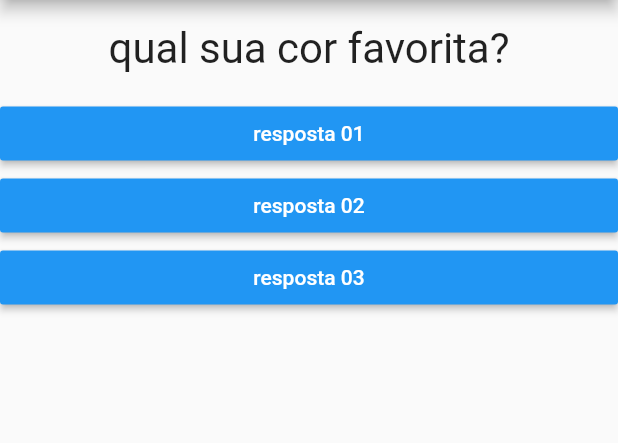
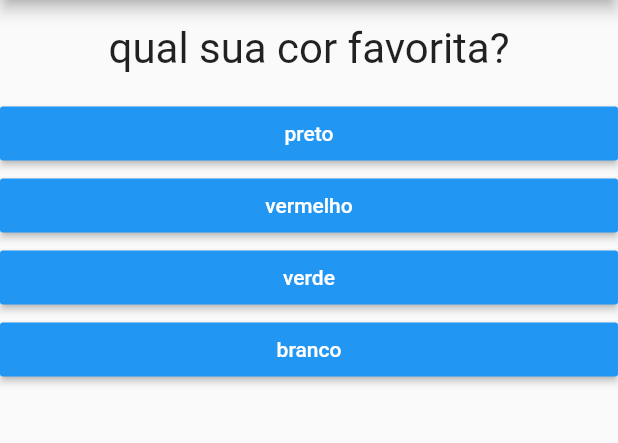
Before and after one commit to maurozem/projeto_perguntas, a Flutter app: the screen it shows after launch, on a phone screen of 412 x 824 dp, the part 84-527 px from its top. Run offline on Flutter 3.47's test engine with Material 2 defaults, Android fonts, the phone set to English and light mode, and no system bars.

Commit message:
respostas ok

```diff
--- a/lib/main.dart
+++ b/lib/main.dart
@@ -1,50 +1,70 @@
 import 'package:flutter/material.dart';
-import 'package:projeto_perguntas/questao.dart';
-import './resposta.dart';
+import './questionario.dart';
+import './resultado.dart';
 
 main() => runApp(PerguntaApp());
 
 class _PerguntaAppState extends State<PerguntaApp> {
   var _perguntaSelecionada = 0;
+  var _pontuacaoTotal = 0;
+  final _perguntas = const [
+    {
+      'texto': 'qual sua cor favorita?',
+      'respostas': [
+        {'texto': 'preto', 'pontuacao': 10},
+        {'texto': 'vermelho', 'pontuacao': 8},
+        {'texto': 'verde', 'pontuacao': 6},
+        {'texto': 'branco', 'pontuacao': 4},
+      ]
+    },
+    {
+      'texto': 'qual seu animal favorito?',
+      'respostas': [
+        {'texto': 'coelho', 'pontuacao': 5},
+        {'texto': 'cobra', 'pontuacao': 7},
+        {'texto': 'elefante', 'pontuacao': 9},
+        {'texto': 'leão', 'pontuacao': 10},
+      ]
+    },
+    {
+      'texto': 'qual seu instrutor favorito?',
+      'respostas': [
+        {'texto': 'Mariane', 'pontuacao': 9},
+        {'texto': 'João', 'pontuacao': 8},
+        {'texto': 'José', 'pontuacao': 7},
+        {'texto': 'Mauricio', 'pontuacao': 10},
+      ]
+    }
+  ];
 
-  void _responder() {
-    setState(() {
-      _perguntaSelecionada++;
-    });
-    print("\n pergunta respondida ");
-    print(_perguntaSelecionada);
+  void _responder(int pontuacao) {
+    if (temPerguntaSelecionada) {
+      setState(() {
+        _perguntaSelecionada++;
+        _pontuacaoTotal += pontuacao;
+      });
+    }
+    print(_pontuacaoTotal);
+  }
+
+  bool get temPerguntaSelecionada {
+    return _perguntaSelecionada < _perguntas.length;
   }
 
   @override
   Widget build(BuildContext context) {
-    final perguntas = [
-      {
-        'texto': 'qual sua cor favorita?',
-        'respostas': ['preto', 'vermelho', 'verde', 'branco']
-      },
-      {
-        'texto': 'qual seu animal favorito?',
-        'respostas': ['coelho', 'cobra', 'elefante', 'leão']
-      },
-      {
-        'texto': 'qual seu instrutor favorito?',
-        'respostas': ['Maria', 'João', 'Pedro', 'Mauricio']
-      }
-    ];
-
     return MaterialApp(
       home: Scaffold(
         appBar: AppBar(
           title: Text('Perguntas'),
         ),
-        body: Column(
-          children: [
-            Questao(perguntas[_perguntaSelecionada]['texto']),
-            Resposta('resposta 01', _responder),
-            Resposta('resposta 02', _responder),
-            Resposta('resposta 03', _responder)
-          ],
-        ),
+        body: temPerguntaSelecionada
+            ? Questionario(
+                perguntas: _perguntas,
+                perguntaSelecionada: _perguntaSelecionada,
+                responder: _responder,
+              )
+            : Resultado(),
       ),
     );
   }
--- /dev/null
+++ b/lib/questionario.dart
@@ -0,0 +1,38 @@
+import 'package:flutter/material.dart';
+import './questao.dart';
+import './resposta.dart';
+
+class Questionario extends StatelessWidget {
+  final int perguntaSelecionada;
+  final List<Map<String, Object>> perguntas;
+  final void Function(int pontuacao) responder;
+
+  Questionario({
+    @required this.perguntas,
+    @required this.perguntaSelecionada,
+    @required this.responder,
+  });
+
+  bool get temPerguntaSelecionada {
+    return perguntaSelecionada < perguntas.length;
+  }
+
+  @override
+  Widget build(BuildContext context) {
+    List<Map<String, Object>> respostas = temPerguntaSelecionada
+        ? perguntas[perguntaSelecionada]['respostas']
+        : null;
+
+    return Column(
+      children: <Widget>[
+        Questao(perguntas[perguntaSelecionada]['texto']),
+        ...respostas.map((resp) {
+          return Resposta(
+            resp['texto'],
+            () => responder(resp['pontuacao']),
+          );
+        }).toList()
+      ],
+    );
+  }
+}
--- /dev/null
+++ b/lib/resultado.dart
@@ -0,0 +1,13 @@
+import 'package:flutter/material.dart';
+
+class Resultado extends StatelessWidget {
+  @override
+  Widget build(BuildContext context) {
+    return Center(
+      child: Text(
+        'Parabéns',
+        style: TextStyle(fontSize: 28),
+      ),
+    );
+  }
+}
```
